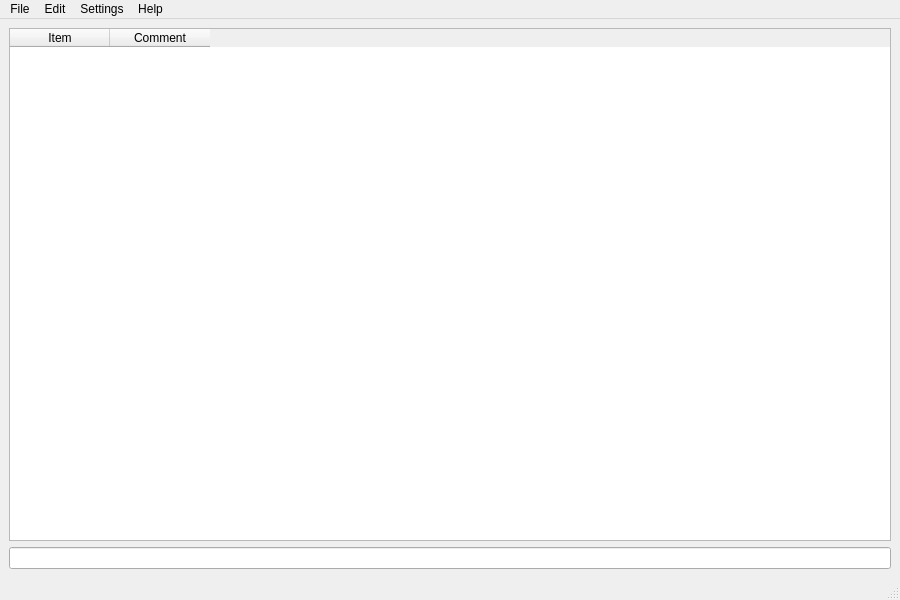
First picture: the form in ui/main.ui, repository Kerem00/item-list-app, before the edit.
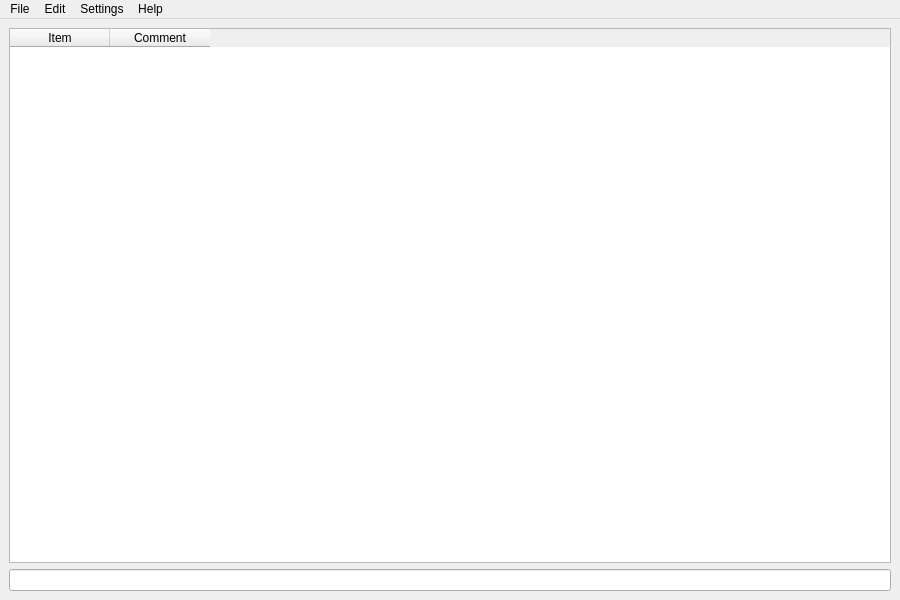
Second picture: the form after the edit.

What changed in the file:
```diff
--- a/ui/main.ui
+++ b/ui/main.ui
@@ -92,7 +92,6 @@
    <addaction name="menuSettings"/>
    <addaction name="menuHelp"/>
   </widget>
-  <widget class="QStatusBar" name="statusbar"/>
   <action name="actionImport">
    <property name="text">
     <string>Import</string>
```
Left out of the diff: 2 changed lines with no effect on the pictures.
